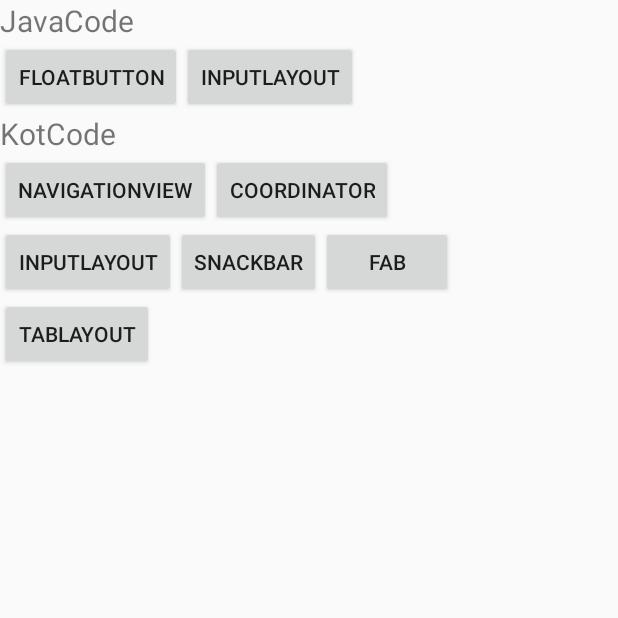
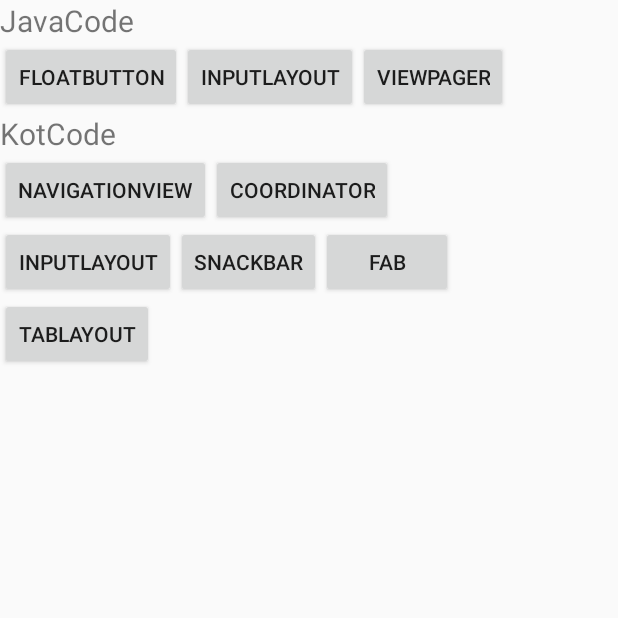
Before and after one commit to SasakiYuki/DesignSupportLibrarySample, an Android app: the screen it shows after launch (MainActivity), on a phone screen of 412 x 824 dp, the top half of it. Run offline under Robolectric (Android 15) with nearby library versions, the phone set to English and light mode, and no system bars.

Commit message:
add viewPaager Animation

```diff
--- a/DesignSupportLibrarySample/app/src/main/java/wacode/yuki/designsupportlibrarysample/javaCode/FloatButton/RecyclerAdapter.java
+++ b/DesignSupportLibrarySample/app/src/main/java/wacode/yuki/designsupportlibrarysample/java/FloatingActionButton/RecyclerAdapter.java
@@ -1,4 +1,4 @@
-package wacode.yuki.designsupportlibrarysample.javaCode.FloatButton;
+package wacode.yuki.designsupportlibrarysample.java.FloatingActionButton;
 
 import android.content.Context;
 import android.support.v7.widget.RecyclerView;
--- a/DesignSupportLibrarySample/app/src/main/java/wacode/yuki/designsupportlibrarysample/javaCode/FloatButton/ScrollAwareFABBehavior.java
+++ b/DesignSupportLibrarySample/app/src/main/java/wacode/yuki/designsupportlibrarysample/java/FloatingActionButton/ScrollAwareFABBehavior.java
@@ -1,4 +1,4 @@
-package wacode.yuki.designsupportlibrarysample.javaCode.FloatButton;
+package wacode.yuki.designsupportlibrarysample.java.FloatingActionButton;
 
 import android.content.Context;
 import android.support.design.widget.CoordinatorLayout;
--- a/DesignSupportLibrarySample/app/src/main/java/wacode/yuki/designsupportlibrarysample/javaCode/FloatButton/javaFloatButton_Activity.java
+++ b/DesignSupportLibrarySample/app/src/main/java/wacode/yuki/designsupportlibrarysample/java/FloatingActionButton/javaFloatButton_Activity.java
@@ -1,4 +1,4 @@
-package wacode.yuki.designsupportlibrarysample.javaCode.FloatButton;
+package wacode.yuki.designsupportlibrarysample.java.FloatingActionButton;
 
 import android.os.Bundle;
 import android.support.design.widget.FloatingActionButton;
--- a/DesignSupportLibrarySample/app/src/main/java/wacode/yuki/designsupportlibrarysample/javaTextInputLayout/javaTextInputLayout_Activity.java
+++ b/DesignSupportLibrarySample/app/src/main/java/wacode/yuki/designsupportlibrarysample/java/TextInputLayout/javaTextInputLayout_Activity.java
@@ -1,4 +1,4 @@
-package wacode.yuki.designsupportlibrarysample.javaTextInputLayout;
+package wacode.yuki.designsupportlibrarysample.java.TextInputLayout;
 
 import android.os.Bundle;
 import android.support.design.widget.Snackbar;
--- a/DesignSupportLibrarySample/app/src/main/res/layout/activity_float_button.xml
+++ b/DesignSupportLibrarySample/app/src/main/res/layout/activity_float_button.xml
@@ -15,7 +15,7 @@
     <android.support.design.widget.CoordinatorLayout
         android:layout_width="match_parent"
         android:layout_height="match_parent"
-        tools:context=".javaCode.FloatButton.javaFloatButton_Activity">
+        tools:context=".java.FloatingActionButton.javaFloatButton_Activity">
 
         <android.support.v7.widget.RecyclerView
             android:id="@+id/recyclerView"
@@ -34,7 +34,7 @@
             android:src="@android:drawable/ic_menu_search"
             app:layout_anchor="@id/recyclerView"
             app:layout_anchorGravity="right|bottom"
-            app:layout_behavior="wacode.yuki.designsupportlibrarysample.javaCode.FloatButton.ScrollAwareFABBehavior"
+            app:layout_behavior="wacode.yuki.designsupportlibrarysample.java.FloatingActionButton.ScrollAwareFABBehavior"
             />
     </android.support.design.widget.CoordinatorLayout>
 
--- a/DesignSupportLibrarySample/app/src/main/res/layout/activity_kt_fab.xml
+++ b/DesignSupportLibrarySample/app/src/main/res/layout/activity_kt_fab.xml
@@ -29,6 +29,6 @@
         android:layout_gravity="end|bottom"
         android:layout_margin="@dimen/margin_size_16"
         android:src="@android:drawable/ic_menu_search"
-        app:layout_behavior="wacode.yuki.designsupportlibrarysample.javaCode.FloatButton.ScrollAwareFABBehavior" />
+        app:layout_behavior="wacode.yuki.designsupportlibrarysample.java.FloatingActionButton.ScrollAwareFABBehavior" />
 
 </android.support.design.widget.CoordinatorLayout>
--- a/DesignSupportLibrarySample/app/src/main/res/layout/activity_main.xml
+++ b/DesignSupportLibrarySample/app/src/main/res/layout/activity_main.xml
@@ -28,12 +28,20 @@
                 android:layout_height="wrap_content"
                 android:onClick="onClick"
                 android:text="@string/com_button_floatButton" />
+
             <Button
+                android:id="@+id/button_java_inputLayout"
                 android:layout_width="wrap_content"
                 android:layout_height="wrap_content"
                 android:onClick="onClick"
-                android:text="@string/com_button_inputLayout"
-                android:id="@+id/button_java_inputLayout"/>
+                android:text="@string/com_button_inputLayout" />
+
+            <Button
+                android:id="@+id/button_java_viewPager"
+                android:layout_width="wrap_content"
+                android:layout_height="wrap_content"
+                android:onClick="onClick"
+                android:text="@string/com_button_viewpager" />
         </LinearLayout>
 
         <LinearLayout
@@ -58,46 +66,53 @@
                     android:layout_height="wrap_content"
                     android:onClick="onClick"
                     android:text="@string/com_button_navigation" />
+
                 <Button
+                    android:id="@+id/button_kot_coordinator"
                     android:layout_width="wrap_content"
                     android:layout_height="wrap_content"
-                    android:text="@string/com_button_coordinator"
                     android:onClick="onClick"
-                    android:id="@+id/button_kot_coordinator"/>
+                    android:text="@string/com_button_coordinator" />
             </LinearLayout>
+
             <LinearLayout
                 android:layout_width="match_parent"
                 android:layout_height="wrap_content"
                 android:orientation="horizontal">
+
                 <Button
+                    android:id="@+id/button_kot_input"
                     android:layout_width="wrap_content"
                     android:layout_height="wrap_content"
-                    android:text="@string/com_button_inputLayout"
                     android:onClick="onClick"
-                    android:id="@+id/button_kot_input"/>
+                    android:text="@string/com_button_inputLayout" />
+
                 <Button
+                    android:id="@+id/button_kot_snackbar"
                     android:layout_width="wrap_content"
                     android:layout_height="wrap_content"
-                    android:text="@string/com_button_snackbar"
                     android:onClick="onClick"
-                    android:id="@+id/button_kot_snackbar"/>
+                    android:text="@string/com_button_snackbar" />
+
                 <Button
+                    android:id="@+id/button_kot_button"
                     android:layout_width="wrap_content"
                     android:layout_height="wrap_content"
-                    android:text="@string/com_button_fab"
                     android:onClick="onClick"
-                    android:id="@+id/button_kot_button"/>
+                    android:text="@string/com_button_fab" />
             </LinearLayout>
+
             <LinearLayout
                 android:layout_width="match_parent"
                 android:layout_height="wrap_content"
                 android:orientation="horizontal">
+
                 <Button
+                    android:id="@+id/button_kot_tablayout"
                     android:layout_width="wrap_content"
                     android:layout_height="wrap_content"
-                    android:text="@string/com_button_tablayout"
                     android:onClick="onClick"
-                    android:id="@+id/button_kot_tablayout"/>
+                    android:text="@string/com_button_tablayout" />
             </LinearLayout>
         </LinearLayout>
     </LinearLayout>
--- a/DesignSupportLibrarySample/app/src/main/res/values/colors.xml
+++ b/DesignSupportLibrarySample/app/src/main/res/values/colors.xml
@@ -4,4 +4,7 @@
     <color name="colorPrimaryDark">#303F9F</color>
     <color name="colorAccent">#FF4081</color>
     <color name="color_white">#fff</color>
+    <color name="color_floatButton_blue">#4885ef</color>
+    <color name="color_floatButton_red">#cf3439</color>
+    <color name="color_floatButton_green">#1bb15b</color>
 </resources>
--- a/DesignSupportLibrarySample/app/src/main/res/values/strings.xml
+++ b/DesignSupportLibrarySample/app/src/main/res/values/strings.xml
@@ -11,6 +11,7 @@
     <string name="com_button_snackbar">Snackbar</string>
     <string name="com_button_fab">FAB</string>
     <string name="com_button_tablayout">tabLayout</string>
+    <string name="com_button_viewpager">ViewPager</string>
 
     <string name="navigation_1">メイン</string>
     <string name="navigation_2">ソーシャル</string>
```
Also changed, not shown: DesignSupportLibrarySample/app/src/main/AndroidManifest.xml (+7 -6 lines), DesignSupportLibrarySample/app/src/main/java/wacode/yuki/designsupportlibrarysample/MainActivity.java (+7 -2 lines), DesignSupportLibrarySample/app/src/main/java/wacode/yuki/designsupportlibrarysample/java/Animation/ViewPager/Custom_ViewPager.java (added, +41 -0 lines), DesignSupportLibrarySample/app/src/main/java/wacode/yuki/designsupportlibrarysample/java/Animation/ViewPager/ViewPagerFloatButton_Activity.java (added, +168 -0 lines), DesignSupportLibrarySample/app/src/main/java/wacode/yuki/designsupportlibrarysample/java/Animation/ViewPager/ViewPager_Fragment.java (added, +81 -0 lines), DesignSupportLibrarySample/app/src/main/java/wacode/yuki/designsupportlibrarysample/java/Animation/ViewPager/viewPager_Adapter.java (added, +29 -0 lines), DesignSupportLibrarySample/app/src/main/res/layout/activity_viewpager_floatbutton.xml (added, +39 -0 lines), DesignSupportLibrarySample/app/src/main/res/layout/fragment_viewpager.xml (added, +13 -0 lines), DesignSupportLibrarySample/app/src/main/res/mipmap-mdpi/ic_done_white_24dp.png (added), DesignSupportLibrarySample/app/src/main/res/mipmap-mdpi/ic_room_white_24dp.png (added), DesignSupportLibrarySample/app/src/main/res/mipmap-mdpi/ic_search_white_24dp.png (added).
